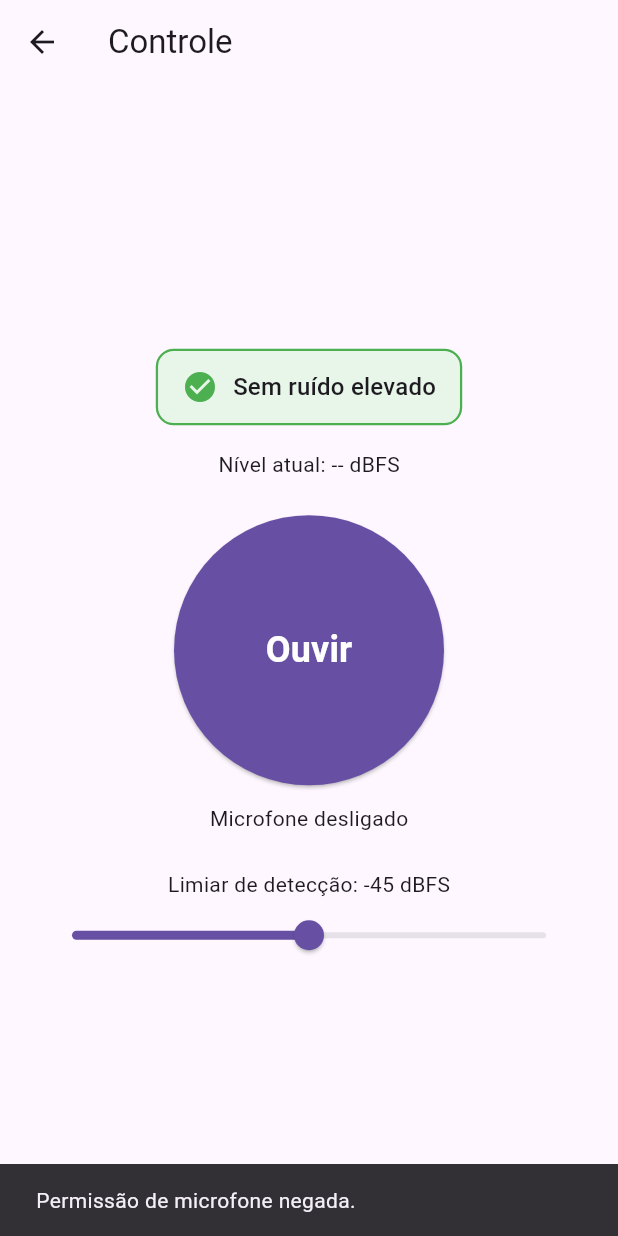
After one commit to bealfredo/hackagua, a Flutter app: the ControleScreen screen opened directly, after a tap on "Ouvir", on a phone screen of 412 x 824 dp. The commit adds this screen. Run offline on Flutter 3.47's test engine with Material 3 defaults, Android fonts, the phone set to English and light mode, and no system bars; our stand-ins replace hive_flutter, image_picker, permission_handler; missing offline and left inert: record; accounts and stored records are empty.

Commit message:
main 2 suposed to work

```diff
--- a/hackagua_flutter/lib/main.dart
+++ b/hackagua_flutter/lib/main.dart
@@ -2,6 +2,7 @@ import 'package:flutter/material.dart';
 import 'package:hive_flutter/hive_flutter.dart';
 import 'package:provider/provider.dart';
 import 'screens/home/home_screen.dart';
+import 'screens/dashboard/bottom_navigation.dart';
 import 'screens/login/login_screen.dart';
 import 'providers/auth_provider.dart';
 
@@ -47,7 +48,7 @@ class MyApp extends StatelessWidget {
               visualDensity: VisualDensity.adaptivePlatformDensity,
             ),
             home: authProvider.user != null
-                ? const HomeScreen()
+                ? const RootNavigation()
                 : const LoginScreen(),
           );
         },
--- /dev/null
+++ b/hackagua_flutter/lib/screens/controle/controle_screen.dart
@@ -0,0 +1,269 @@
+import 'dart:async';
+import 'dart:io';
+
+import 'package:flutter/material.dart';
+import 'package:permission_handler/permission_handler.dart';
+import 'package:path_provider/path_provider.dart';
+import 'package:record/record.dart';
+
+class ControleScreen extends StatefulWidget {
+  const ControleScreen({super.key});
+
+  @override
+  State<ControleScreen> createState() => _ControleScreenState();
+}
+
+class _ControleScreenState extends State<ControleScreen> {
+  // record >=5 uses AudioRecorder
+  final AudioRecorder _rec = AudioRecorder();
+  StreamSubscription<Amplitude>? _ampSub;
+  String? _currentFilePath; // arquivo temporário quando fallback para gravação em disco
+
+  bool _listening = false; // toggle do usuário
+  bool _sampling = false; // 2s ouvindo vs 2s descanso
+  bool _noiseDetected = false; // tag de ruído
+
+  // Duty cycle
+  final Duration _sampleFor = const Duration(seconds: 2);
+  final Duration _idleFor = const Duration(seconds: 2);
+  Timer? _cycleTimer;
+
+  // O plugin 'record' expõe amplitude em dBFS (0 = máximo, silêncio próximo de -90).
+  // Portanto, os valores são negativos. Use um limiar como -45 dBFS (quanto mais próximo de 0, mais alto).
+  double _thresholdDbFs = -45;
+  double? _latestDbFs;
+  // Suavização e histerese para evitar falso-positivos e efeito "grudado".
+  double? _emaDbFs; // média móvel exponencial (dBFS)
+  final double _alpha = 0.2; // fator de suavização ~200ms -> responde em ~1s
+  double _hysteresisDb = 5; // para desligar, precisa cair ~5 dB abaixo do limiar
+
+  @override
+  void dispose() {
+    _stopAll();
+    super.dispose();
+  }
+
+  Future<bool> _ensureMicPermission() async {
+    // Request through permission_handler for nicer UX on Android
+    final status = await Permission.microphone.status;
+    if (!status.isGranted) {
+      final result = await Permission.microphone.request();
+      if (!result.isGranted) return false;
+    }
+    // Also check plugin own method (covers platform nuances)
+  return await _rec.hasPermission();
+  }
+
+  Future<void> _start() async {
+    if (_listening) return;
+    if (!await _ensureMicPermission()) {
+      if (mounted) {
+        ScaffoldMessenger.of(context).showSnackBar(
+          const SnackBar(content: Text('Permissão de microfone negada.')),
+        );
+      }
+      return;
+    }
+    setState(() {
+      _listening = true;
+      _noiseDetected = false;
+      _latestDbFs = null;
+      _emaDbFs = null;
+    });
+    _beginSampleWindow();
+  }
+
+  void _beginSampleWindow() async {
+    _sampling = true;
+    _ampSub?.cancel();
+
+    // Start recording (no path -> temp), then listen to amplitude
+    if (!await _rec.isRecording()) {
+      // Prefer stream mode (sem arquivo). Em alguns encoders o stream não é suportado (ex.: WAV).
+      try {
+        await _rec.startStream(const RecordConfig(
+          encoder: AudioEncoder.pcm16bits,
+          sampleRate: 44100,
+        ));
+      } catch (_) {
+        // Fallback: grava em arquivo temporário (WAV) e apaga ao finalizar a janela
+        final dir = await getTemporaryDirectory();
+        _currentFilePath =
+            '${dir.path}/listen_${DateTime.now().millisecondsSinceEpoch}.wav';
+        await _rec.start(
+          const RecordConfig(encoder: AudioEncoder.wav, sampleRate: 44100),
+          path: _currentFilePath!,
+        );
+      }
+    }
+
+    _ampSub = _rec.onAmplitudeChanged(const Duration(milliseconds: 200)).listen(
+      (amp) {
+        final db = amp.current; // dBFS: 0 (máx) .. -90 (silêncio)
+        if (!db.isFinite) return;
+        final val = db.clamp(-120, 0).toDouble();
+        // atualiza suavização
+        _emaDbFs = _emaDbFs == null ? val : (_emaDbFs! * (1 - _alpha) + val * _alpha);
+        setState(() {
+          _latestDbFs = _emaDbFs;
+          // Histerese: liga acima do limiar, desliga quando cair limiar - hysteresis
+          final onThresh = _thresholdDbFs;
+          final offThresh = _thresholdDbFs - _hysteresisDb;
+          if (!_noiseDetected && (_latestDbFs ?? -120) >= onThresh) {
+            _noiseDetected = true;
+          } else if (_noiseDetected && (_latestDbFs ?? -120) <= offThresh) {
+            _noiseDetected = false;
+          }
+        });
+      },
+      onError: (e, s) {
+        _stopAll();
+      },
+      cancelOnError: true,
+    );
+
+    _cycleTimer?.cancel();
+    _cycleTimer = Timer(_sampleFor, _endSampleWindow);
+  }
+
+  void _endSampleWindow() async {
+    _sampling = false;
+    await _ampSub?.cancel();
+    _ampSub = null;
+    if (await _rec.isRecording()) {
+      await _rec.stop();
+    }
+
+    // Remove arquivo temporário se criado
+    if (_currentFilePath != null) {
+      try {
+        final f = File(_currentFilePath!);
+        if (await f.exists()) {
+          await f.delete();
+        }
+      } catch (_) {}
+      _currentFilePath = null;
+    }
+
+    if (!_listening) return;
+
+    _cycleTimer?.cancel();
+    _cycleTimer = Timer(_idleFor, () {
+      if (_listening) _beginSampleWindow();
+    });
+  }
+
+  Future<void> _stopAll() async {
+    _listening = false;
+    _sampling = false;
+    _cycleTimer?.cancel();
+    _cycleTimer = null;
+    await _ampSub?.cancel();
+    _ampSub = null;
+    if (await _rec.isRecording()) {
+      await _rec.stop();
+    }
+    // Limpa arquivo temporário pendente
+    if (_currentFilePath != null) {
+      try {
+        final f = File(_currentFilePath!);
+        if (await f.exists()) {
+          await f.delete();
+        }
+      } catch (_) {}
+      _currentFilePath = null;
+    }
+    if (mounted) setState(() {});
+  }
+
+  @override
+  Widget build(BuildContext context) {
+    final theme = Theme.of(context);
+
+    return Scaffold(
+      appBar: AppBar(title: const Text('Controle')),
+      body: Center(
+        child: Padding(
+          padding: const EdgeInsets.all(24.0),
+          child: Column(
+            mainAxisSize: MainAxisSize.min,
+            children: [
+              Container(
+                padding: const EdgeInsets.symmetric(horizontal: 16, vertical: 12),
+                decoration: BoxDecoration(
+                  color: _noiseDetected ? Colors.red.shade50 : Colors.green.shade50,
+                  borderRadius: BorderRadius.circular(12),
+                  border: Border.all(
+                    color: _noiseDetected ? Colors.redAccent : Colors.green,
+                    width: 1.5,
+                  ),
+                ),
+                child: Row(
+                  mainAxisSize: MainAxisSize.min,
+                  children: [
+                    Icon(
+                      _noiseDetected ? Icons.warning_amber_rounded : Icons.check_circle,
+                      color: _noiseDetected ? Colors.redAccent : Colors.green,
+                    ),
+                    const SizedBox(width: 10),
+                    Text(
+                      _noiseDetected ? 'Ruído alto detectado' : 'Sem ruído elevado',
+                      style: theme.textTheme.titleMedium,
+                    ),
+                  ],
+                ),
+              ),
+              const SizedBox(height: 16),
+              Text(
+                _latestDbFs != null
+                    ? 'Nível atual: ${_latestDbFs!.toStringAsFixed(1)} dBFS'
+                    : 'Nível atual: -- dBFS',
+                style: theme.textTheme.bodyMedium,
+              ),
+              const SizedBox(height: 24),
+              SizedBox(
+                width: 180,
+                height: 180,
+                child: ElevatedButton(
+                  style: ElevatedButton.styleFrom(
+                    shape: const CircleBorder(),
+                    backgroundColor: _listening ? Colors.redAccent : theme.colorScheme.primary,
+                    foregroundColor: Colors.white,
+                  ),
+                  onPressed: () {
+                    if (_listening) {
+                      _stopAll();
+                    } else {
+                      _start();
+                    }
+                  },
+                  child: Text(
+                    _listening ? 'Parar' : 'Ouvir',
+                    style: const TextStyle(fontSize: 24, fontWeight: FontWeight.bold),
+                  ),
+                ),
+              ),
+              const SizedBox(height: 12),
+              Text(_sampling ? 'Amostrando áudio...' : (_listening ? 'Aguardando...' : 'Microfone desligado')),
+
+              const SizedBox(height: 24),
+              Column(
+                children: [
+                  Text('Limiar de detecção: ${_thresholdDbFs.toStringAsFixed(0)} dBFS'),
+                  Slider(
+                    value: _thresholdDbFs,
+                    min: -90,
+                    max: 0,
+                    divisions: 90,
+                    label: _thresholdDbFs.toStringAsFixed(0),
+                    onChanged: (v) => setState(() => _thresholdDbFs = v),
+                  ),
+                ],
+              ),
+            ],
+          ),
+        ),
+      ),
+    );
+  }
+}
--- a/hackagua_flutter/pubspec.yaml
+++ b/hackagua_flutter/pubspec.yaml
@@ -39,6 +39,9 @@ dependencies:
   hive_flutter: ^1.1.0
   image_picker: ^1.1.2
   http_parser: ^4.0.2
+  permission_handler: ^11.3.1
+  # Use record 4.x to avoid platform mismatch on Linux federated package
+  record: 6.1.2
 
 dev_dependencies:
   flutter_test:
```
Also changed, not shown: hackagua_flutter/lib/screens/alerts/alerts_screen.dart (added, +19 -0 lines), hackagua_flutter/lib/screens/dashboard/bottom_navigation.dart (added, +74 -0 lines), hackagua_flutter/lib/screens/history/history_screen.dart (added, +19 -0 lines), hackagua_flutter/lib/screens/settings/settings_screen.dart (added, +19 -0 lines), hackagua_flutter/pubspec.lock, 6 other files.
